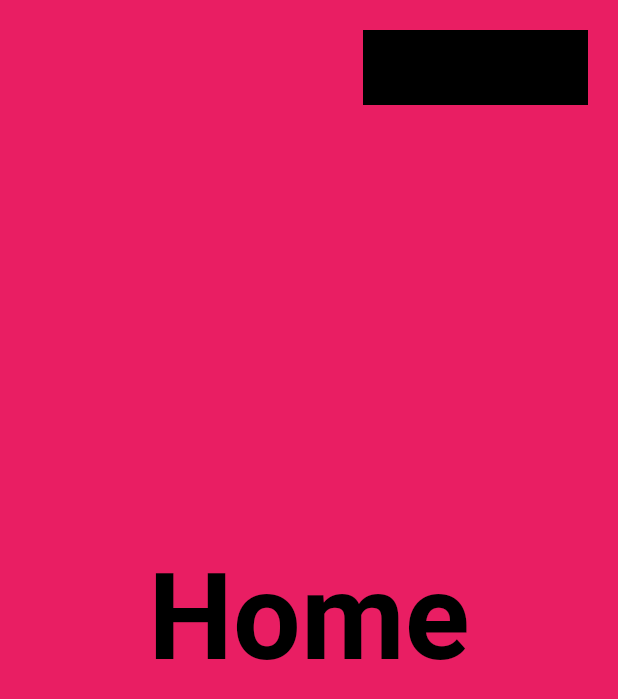
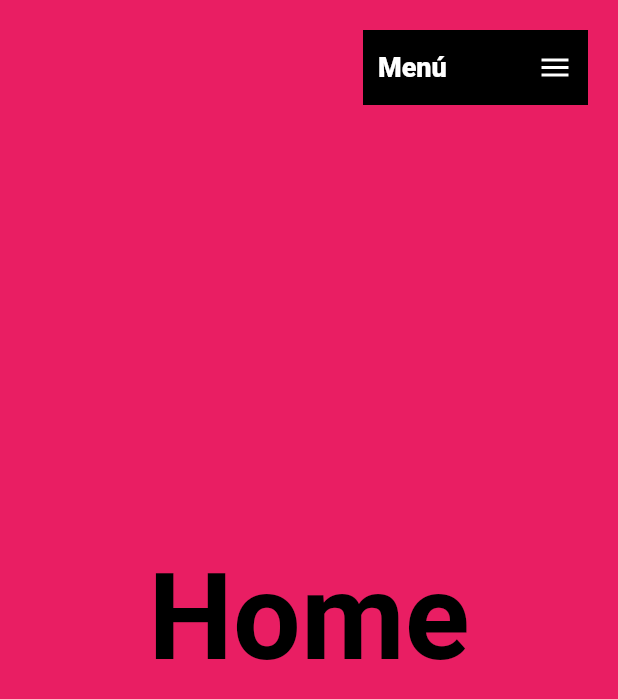
Before and after one commit to pipelin56/lading-page-flutter, a Flutter app: the screen it shows after launch, on a phone screen of 412 x 824 dp. Shown: the top 699 px of the screen. Run offline on Flutter 3.47's test engine with Material 2 defaults, Android fonts, the phone set to English and light mode, and no system bars; our stand-ins replace fluro, google_fonts; missing offline and left inert: dart:js.

Commit message:
added menu with options

```diff
--- a/lib/ui/page/home_page.dart
+++ b/lib/ui/page/home_page.dart
@@ -4,6 +4,7 @@ import 'package:landing_page_flutter/ui/view/contact_view.dart';
 import 'package:landing_page_flutter/ui/view/home_view.dart';
 import 'package:landing_page_flutter/ui/view/location_view.dart';
 import 'package:landing_page_flutter/ui/view/pricing_view.dart';
+import 'package:landing_page_flutter/ui/shared/custom_app_menu_widget.dart';
 
 class HomePage extends StatelessWidget {
   const HomePage
@@ -19,11 +20,7 @@ class HomePage extends StatelessWidget {
           Positioned(
             right: 20,
             top: 20,
-            child: Container(
-              width: 150,
-              height: 50,
-              color: Colors.black,
-            )
+            child: CustomAppMenuWidget()
           )
         ],
       ),
--- /dev/null
+++ b/lib/ui/shared/custom_app_menu_widget.dart
@@ -0,0 +1,91 @@
+import 'package:flutter/material.dart';
+import 'package:google_fonts/google_fonts.dart';
+import 'package:landing_page_flutter/ui/shared/custom_menu_item.dart';
+
+class CustomAppMenuWidget extends StatefulWidget {
+
+  @override
+  _CustomAppMenuWidgetState createState() => _CustomAppMenuWidgetState();
+}
+
+class _CustomAppMenuWidgetState extends State<CustomAppMenuWidget> with SingleTickerProviderStateMixin{
+
+  bool menuIsOpen = false;
+  late AnimationController controller;
+
+  @override
+  void initState() {
+    super.initState();
+    controller = AnimationController(vsync: this, duration: Duration(milliseconds: 200));
+  }
+
+  @override
+  Widget build(BuildContext context) {
+    return MouseRegion(
+      cursor: SystemMouseCursors.click,
+      child: GestureDetector(
+        onTap: (){
+
+          menuIsOpen ? controller.reverse() : controller.forward();
+
+          setState(() {
+            menuIsOpen = !menuIsOpen;
+          });
+        },
+        child: Container(
+          padding: EdgeInsets.symmetric(horizontal: 10),
+          width: 150,
+          height:  menuIsOpen ? 308 : 50,
+          color: Colors.black,
+          child: Column(
+            children: [
+              _MenuTitle(menuIsOpen: menuIsOpen, controller: controller),
+              if (menuIsOpen)
+              ...[
+                CustomMenuItemWidget(text: 'Home', onPressed: (){}),
+                CustomMenuItemWidget(text: 'About', onPressed: (){}),
+                CustomMenuItemWidget(text: 'Pricing', onPressed: (){}),
+                CustomMenuItemWidget(text: 'Contact', onPressed: (){}),
+                CustomMenuItemWidget(text: 'Location', onPressed: (){}),
+                SizedBox(height: 8,)
+              ]
+            ]
+          ),
+        ),
+      ),
+    );
+  }
+}
+
+class _MenuTitle extends StatelessWidget {
+  const _MenuTitle({
+    Key? key,
+    required this.menuIsOpen,
+    required this.controller,
+  }) : super(key: key);
+
+  final bool menuIsOpen;
+  final AnimationController controller;
+
+  @override
+  Widget build(BuildContext context) {
+    return Container(
+      width: 150,
+      height: 50,
+      child: Row(
+        children: [
+          AnimatedContainer(
+            duration: Duration(milliseconds: 200),
+            curve: Curves.easeIn,
+            width: menuIsOpen ? 50 : 0,),
+          Text('Menú', style: GoogleFonts.roboto(color: Colors.white, fontSize: 18,
+          decoration: TextDecoration.none
+           ),),
+          Spacer(),
+          AnimatedIcon(icon: AnimatedIcons.menu_close, progress: controller, color: Colors.white)
+
+        ],
+      ),
+    );
+  }
+}
```
Also changed, not shown: lib/ui/shared/custom_menu_item.dart (added, +50 -0 lines).
